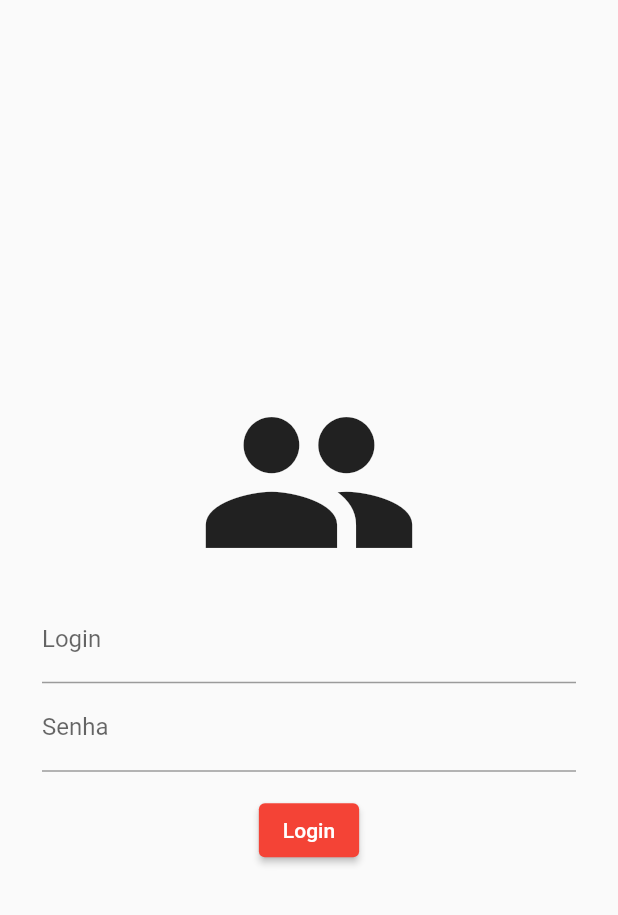
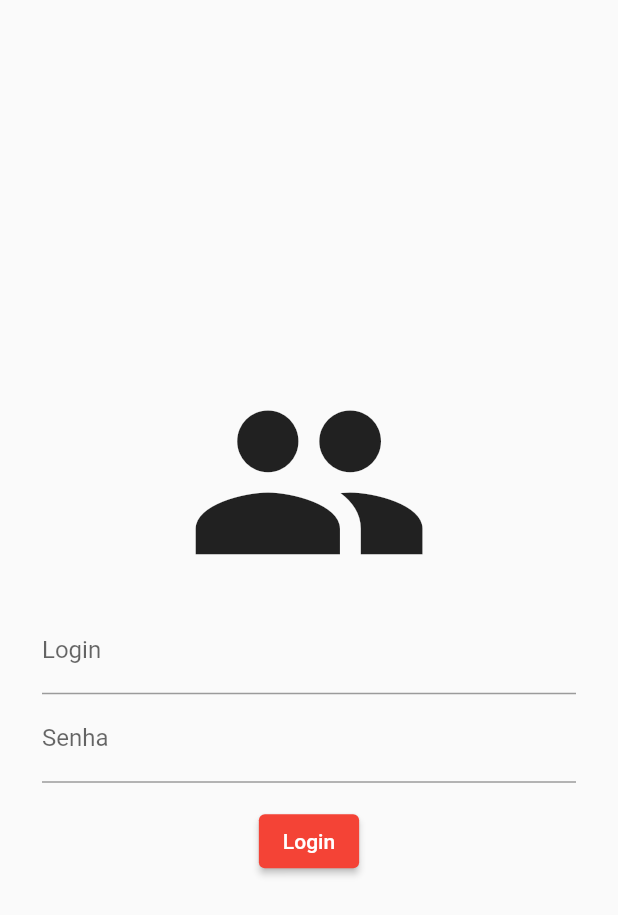
Before and after one commit to HugoPinheiroRaimundo/project, a Flutter app: the screen it shows after launch, on a phone screen of 412 x 824 dp. Shown: the top 915 px of the screen. Run offline on Flutter 3.47's test engine with Material 2 defaults, Android fonts, the phone set to English and light mode, and no system bars.

Commit message:
notes and settings

```diff
--- a/lib/main.dart
+++ b/lib/main.dart
@@ -17,6 +17,7 @@ class MyApp extends StatelessWidget {
       theme: ThemeData(
         primarySwatch: Colors.red,
       ),
+      // Navegação das telas rotas nomeadas.
       initialRoute: "/splash",
       routes: {
         "/splash": (_) => const SplashPage(),
--- a/lib/pages/home_page.dart
+++ b/lib/pages/home_page.dart
@@ -1,5 +1,4 @@
-import 'package:flutter/src/widgets/container.dart';
-import 'package:flutter/src/widgets/framework.dart';
+import 'package:flutter/material.dart';
 
 class HomePage extends StatelessWidget {
   const HomePage({super.key});
--- a/lib/pages/login_page.dart
+++ b/lib/pages/login_page.dart
@@ -10,27 +10,36 @@ class LoginPage extends StatelessWidget {
   @override
   Widget build(BuildContext context) {
     return Scaffold(
+      // Estrutura básica de layout "Fundo de tela branco limpo"
       body: Container(
-        padding: const EdgeInsets.all(28),
+        padding: const EdgeInsets.all(28), // espaçamento interno do container
         child: Column(
+          // a column faz que os elementos colocados abaixo fiquem um após o outro tipo uma TableView
+          // Centralizando o widget no meio da tela
           crossAxisAlignment: CrossAxisAlignment.center,
           mainAxisAlignment: MainAxisAlignment.center,
           children: [
-            const Icon(Icons.people, size: 150),
+            Icon(Icons.people,
+                size: MediaQuery.of(context).size.height *
+                    0.2), // setando o icone do sistema e seu tamanho de acordo com a tela
             TextField(
               decoration: const InputDecoration(
-                label: Text("Login"),
+                // decoration é o estilo do textField basicamente
+                label: Text(
+                    "Login"), // Indicação ao usuário o que ele deve interagir tipo um placeholder
               ),
-              onChanged: _controller.setLogin, // Controla iteração do user no
+              onChanged: _controller
+                  .setLogin, // Controla iteração do user no textfield
             ),
             TextField(
               decoration: const InputDecoration(
                 label: Text("Senha"),
               ),
-              obscureText: true,
+              obscureText: true, // oculta a senha digitada
               onChanged: _controller.setPassword,
             ),
-            const SizedBox(height: 15),
+            const SizedBox(
+                height: 15), // Espaçamento entre o textfield e o button
             CustomLoginButtonComponents(loginController: _controller)
           ],
         ),
--- /dev/null
+++ b/lib/repositories/home_repository.dart
@@ -0,0 +1,5 @@
+import 'package:project/model/post_model.dart';
+
+abstract class HomeRepository {
+  Future<List<PostModel>> getList();
+}
--- /dev/null
+++ b/lib/repositories/home_repository_mock.dart
@@ -0,0 +1,3 @@
+import 'package:project/repositories/home_repository.dart';
+
+class HomeRepositoryMock implements HomeRepository {}
--- a/pubspec.yaml
+++ b/pubspec.yaml
@@ -21,3 +21,6 @@ dev_dependencies:
 
 flutter:
   uses-material-design: true
+
+assets:
+  - assets/data.json
```
Also changed, not shown: assets/data.json (added, +9 -0 lines), lib/model/post_model.dart (added, +12 -0 lines), lib/pages/splash_page.dart (+12 -4 lines).
